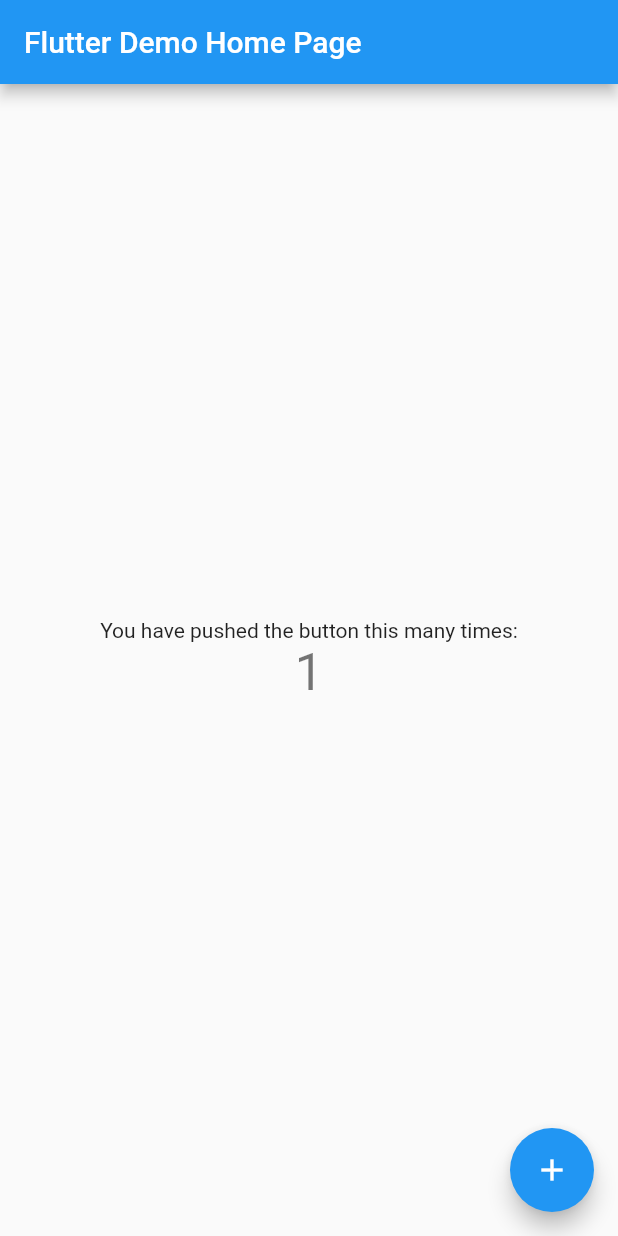
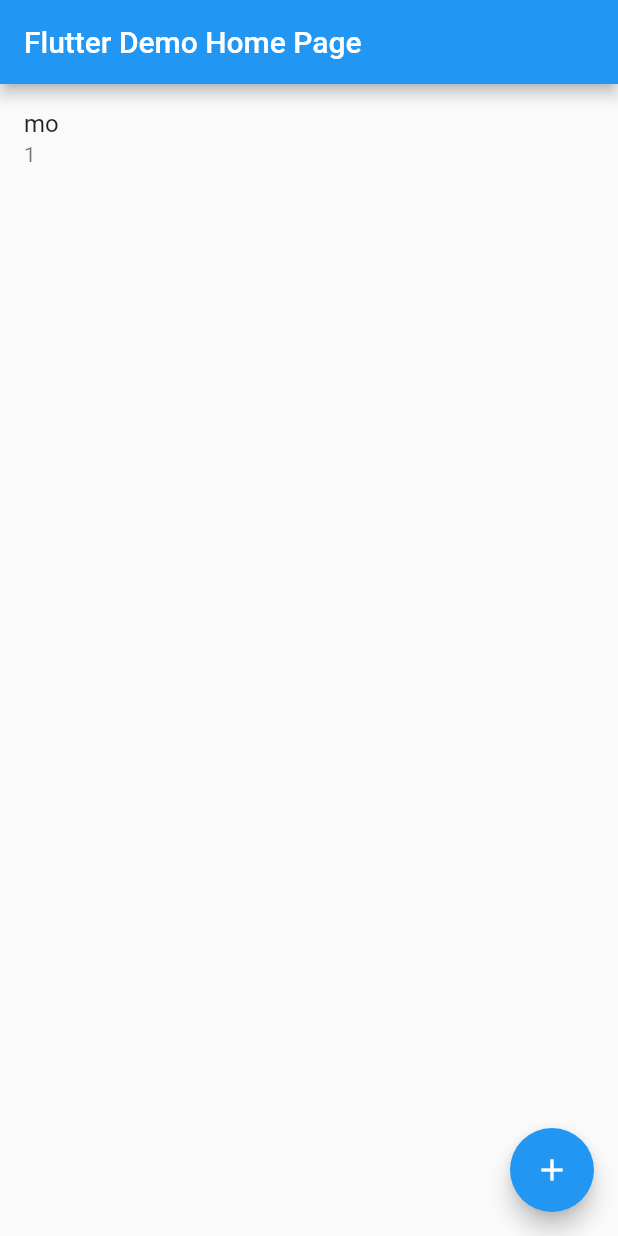
Before and after one commit to 3lVv0w/flutter_firebase_demo, a Flutter app: the screen it shows after launch, after a tap on the "add" icon, on a phone screen of 412 x 824 dp. Run offline on Flutter 3.47's test engine with Material 2 defaults, Android fonts, the phone set to English and light mode, and no system bars; our stand-ins replace cloud_firestore; accounts and stored records are empty.

```diff
--- a/lib/main.dart
+++ b/lib/main.dart
@@ -1,5 +1,6 @@
 import 'package:flutter/material.dart';
 import 'package:cloud_firestore/cloud_firestore.dart';
+import 'package:uuid/uuid.dart';
 
 void main() => runApp(MyApp());
 
@@ -46,6 +47,7 @@ class MyHomePage extends StatefulWidget {
 
 class _MyHomePageState extends State<MyHomePage> {
   int _counter = 0;
+  var uuid = Uuid();
 
   void _incrementCounter() {
     setState(() {
@@ -55,8 +57,17 @@ class _MyHomePageState extends State<MyHomePage> {
       // _counter without calling setState(), then the build method would not be
       // called again, and so nothing would appear to happen.
       _counter++;
-      Firestore.instance.collection('books').document()
-  .setData({ 'title': 'title', 'author': 'author' });
+      Firestore.instance
+          .collection('books')
+          .document('${uuid.v4()}-mo')
+          .setData({
+        'clicker': 'mo',
+        'count': _counter,
+      });
+      // .updateData({'title': 'title', 'author': 'author'});
+      // .delete();
+      // .get();
+      // .where(field)
     });
   }
 
@@ -74,35 +85,28 @@ class _MyHomePageState extends State<MyHomePage> {
         // the App.build method, and use it to set our appbar title.
         title: Text(widget.title),
       ),
-      body: Center(
-        // Center is a layout widget. It takes a single child and positions it
-        // in the middle of the parent.
-        child: Column(
-          // Column is also layout widget. It takes a list of children and
-          // arranges them vertically. By default, it sizes itself to fit its
-          // children horizontally, and tries to be as tall as its parent.
-          //
-          // Invoke "debug painting" (press "p" in the console, choose the
-          // "Toggle Debug Paint" action from the Flutter Inspector in Android
-          // Studio, or the "Toggle Debug Paint" command in Visual Studio Code)
-          // to see the wireframe for each widget.
-          //
-          // Column has various properties to control how it sizes itself and
-          // how it positions its children. Here we use mainAxisAlignment to
-          // center the children vertically; the main axis here is the vertical
-          // axis because Columns are vertical (the cross axis would be
-          // horizontal).
-          mainAxisAlignment: MainAxisAlignment.center,
-          children: <Widget>[
-            Text(
-              'You have pushed the button this many times:',
-            ),
-            Text(
-              '$_counter',
-              style: Theme.of(context).textTheme.display1,
-            ),
-          ],
-        ),
+      body: StreamBuilder<QuerySnapshot>(
+        stream: Firestore.instance.collection('books').snapshots(),
+        builder: (BuildContext context, AsyncSnapshot<QuerySnapshot> snapshot) {
+          if (snapshot.hasError) return Text('Error: ${snapshot.error}');
+          switch (snapshot.connectionState) {
+            case ConnectionState.waiting:
+              return Center(
+                child: CircularProgressIndicator(),
+              );
+            default:
+              return ListView(
+                children:
+                    snapshot.data.documents.map((DocumentSnapshot document) {
+                  return ListTile(
+                    title: Text(document['title'] ?? document['clicker']),
+                    subtitle: Text(
+                        document['author'] ?? document['count'].toString()),
+                  );
+                }).toList(),
+              );
+          }
+        },
       ),
       floatingActionButton: FloatingActionButton(
         onPressed: _incrementCounter,
```
Also changed, not shown: pubspec.yaml (+4 -9 lines), pubspec.lock, 12 other files.
